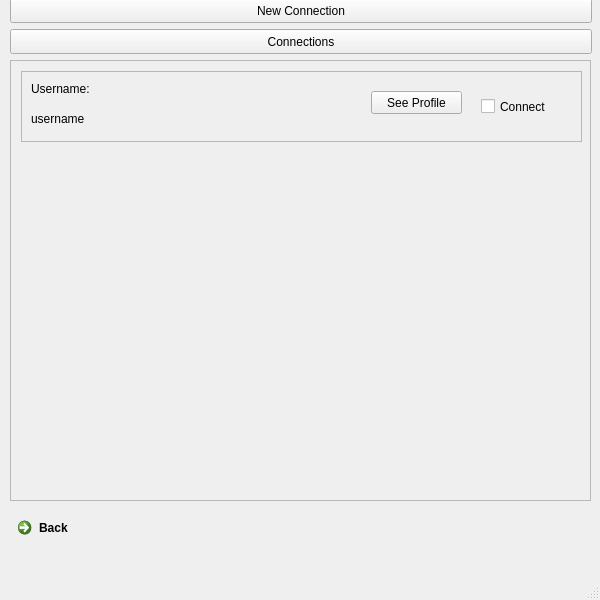
Above: ui/network.ui from PooyaFekri/LinkedIn before the change. Below: the same form after it.
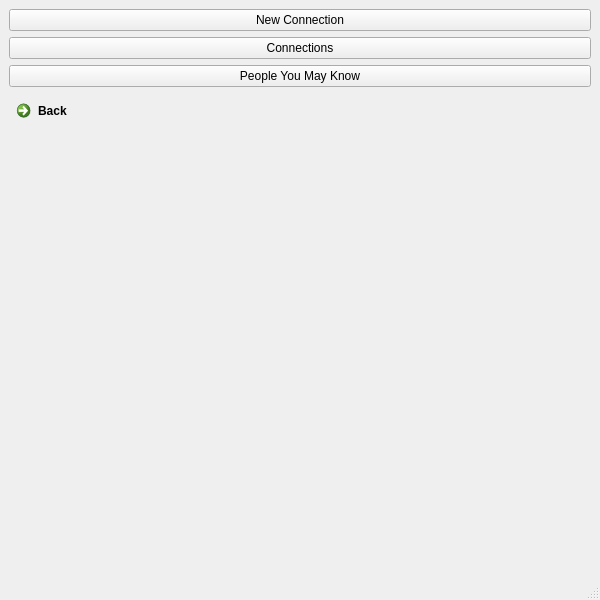
That is the form after the change.

Commit message: may know completed

What changed in the file:
```diff
--- a/ui/network.ui
+++ b/ui/network.ui
@@ -14,136 +14,36 @@
    <string>MainWindow</string>
   </property>
   <widget class="QWidget" name="centralwidget">
-   <widget class="QPushButton" name="newConnection">
-    <property name="geometry">
-     <rect>
-      <x>10</x>
-      <y>-2</y>
-      <width>582</width>
-      <height>25</height>
-     </rect>
-    </property>
-    <property name="text">
-     <string>New Connection</string>
-    </property>
-   </widget>
-   <widget class="QCommandLinkButton" name="back_button">
-    <property name="geometry">
-     <rect>
-      <x>10</x>
-      <y>510</y>
-      <width>582</width>
-      <height>36</height>
-     </rect>
-    </property>
-    <property name="text">
-     <string>Back</string>
-    </property>
-   </widget>
-   <widget class="QPushButton" name="connections">
-    <property name="geometry">
-     <rect>
-      <x>10</x>
-      <y>29</y>
-      <width>582</width>
-      <height>25</height>
-     </rect>
-    </property>
-    <property name="text">
-     <string>Connections</string>
-    </property>
-   </widget>
-   <widget class="QScrollArea" name="scrollArea">
-    <property name="geometry">
-     <rect>
-      <x>10</x>
-      <y>60</y>
-      <width>581</width>
-      <height>441</height>
-     </rect>
-    </property>
-    <property name="widgetResizable">
-     <bool>true</bool>
-    </property>
-    <widget class="QWidget" name="scrollAreaWidgetContents_3">
-     <property name="geometry">
-      <rect>
-       <x>0</x>
-       <y>0</y>
-       <width>579</width>
-       <height>439</height>
-      </rect>
-     </property>
-     <widget class="QFrame" name="frame_3">
-      <property name="geometry">
-       <rect>
-        <x>10</x>
-        <y>10</y>
-        <width>561</width>
-        <height>71</height>
-       </rect>
+   <layout class="QVBoxLayout" name="verticalLayout">
+    <item>
+     <widget class="QPushButton" name="newConnection">
+      <property name="text">
+       <string>New Connection</string>
       </property>
-      <property name="frameShape">
-       <enum>QFrame::StyledPanel</enum>
+     </widget>
+    </item>
+    <item>
+     <widget class="QPushButton" name="connections">
+      <property name="text">
+       <string>Connections</string>
       </property>
-      <property name="frameShadow">
-       <enum>QFrame::Raised</enum>
+     </widget>
+    </item>
+    <item>
+     <widget class="QPushButton" name="MayKnow">
+      <property name="text">
+       <string>People You May Know</string>
       </property>
-      <widget class="QLabel" name="username_3">
-       <property name="geometry">
-        <rect>
-         <x>10</x>
-         <y>10</y>
-         <width>141</width>
-         <height>16</height>
-        </rect>
-       </property>
-       <property name="text">
-        <string>Username:</string>
-       </property>
-      </widget>
-      <widget class="QLabel" name="username_edit_3">
-       <property name="geometry">
-        <rect>
-         <x>10</x>
-         <y>40</y>
-         <width>141</width>
-         <height>16</height>
-        </rect>
-       </property>
-       <property name="text">
-        <string>username</string>
-       </property>
-      </widget>
-      <widget class="QCheckBox" name="Is_connect_3">
-       <property name="geometry">
-        <rect>
-         <x>460</x>
-         <y>20</y>
-         <width>70</width>
-         <height>31</height>
-        </rect>
-       </property>
-       <property name="text">
-        <string>Connect</string>
-       </property>
-      </widget>
-      <widget class="QPushButton" name="seeProfile_3">
-       <property name="geometry">
-        <rect>
-         <x>350</x>
-         <y>20</y>
-         <width>91</width>
-         <height>23</height>
-        </rect>
-       </property>
-       <property name="text">
-        <string>See Profile</string>
-       </property>
-      </widget>
      </widget>
-    </widget>
-   </widget>
+    </item>
+    <item>
+     <widget class="QCommandLinkButton" name="back_button">
+      <property name="text">
+       <string>Back</string>
+      </property>
+     </widget>
+    </item>
+   </layout>
   </widget>
   <widget class="QMenuBar" name="menubar">
    <property name="geometry">
```
Left out of the diff: 2 changed lines with no effect on the pictures. The commit also changes 6 other files.
